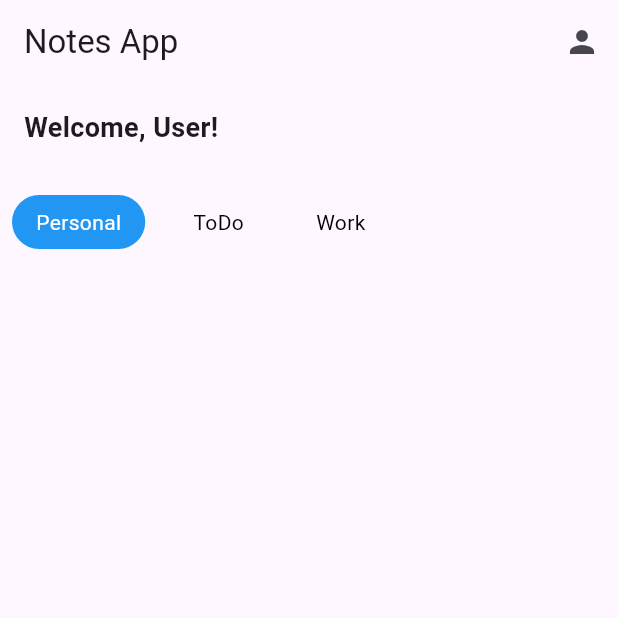
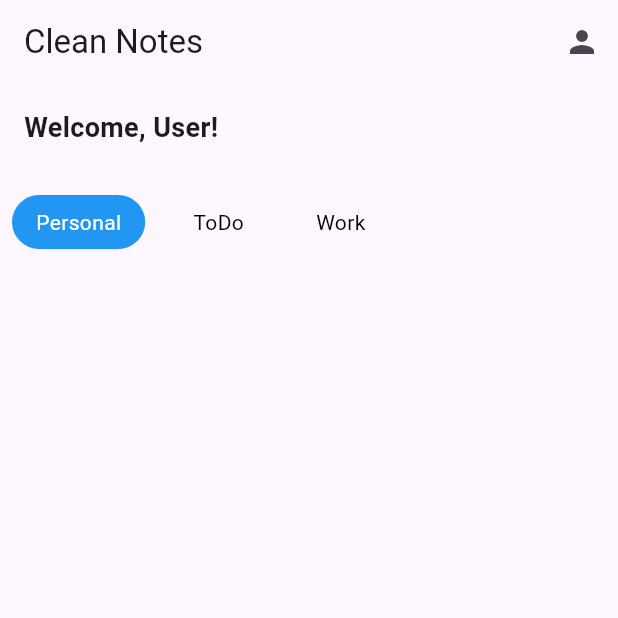
Before and after one commit to psudeep/notes_flutter_app, a Flutter app: the screen it shows after launch, on a phone screen of 412 x 824 dp, the top half of it. Run offline on Flutter 3.47's test engine with Material 3 defaults, Android fonts, the phone set to English and light mode, and no system bars; our stand-ins replace cloud_firestore, moor_flutter, sqflite; accounts and stored records are empty.

Commit message:
changing to black color

```diff
--- a/lib/main.dart
+++ b/lib/main.dart
@@ -13,7 +13,21 @@ class MyApp extends StatelessWidget {
     return MaterialApp(
       title: 'Clean Notes',
       theme: ThemeData(
-        primarySwatch: Colors.blue,
+        primarySwatch: MaterialColor(
+          Colors.black.value,
+          <int, Color>{
+            50: Colors.black,
+            100: Colors.black,
+            200: Colors.black,
+            300: Colors.black,
+            400: Colors.black,
+            500: Colors.black,
+            600: Colors.black,
+            700: Colors.black,
+            800: Colors.black,
+            900: Colors.black,
+          },
+        ),
       ),
       routes: {
         '/': (context) => HomeScreen(),
--- a/lib/presentation/screens/home_screen.dart
+++ b/lib/presentation/screens/home_screen.dart
@@ -28,7 +28,7 @@ class _HomeScreenState extends State<HomeScreen> {
   Widget build(BuildContext context) {
     return Scaffold(
       appBar: AppBar(
-        title: Text('Notes App'),
+        title: Text('Clean Notes'),
         actions: [
           IconButton(
             icon: Icon(Icons.person),
```
